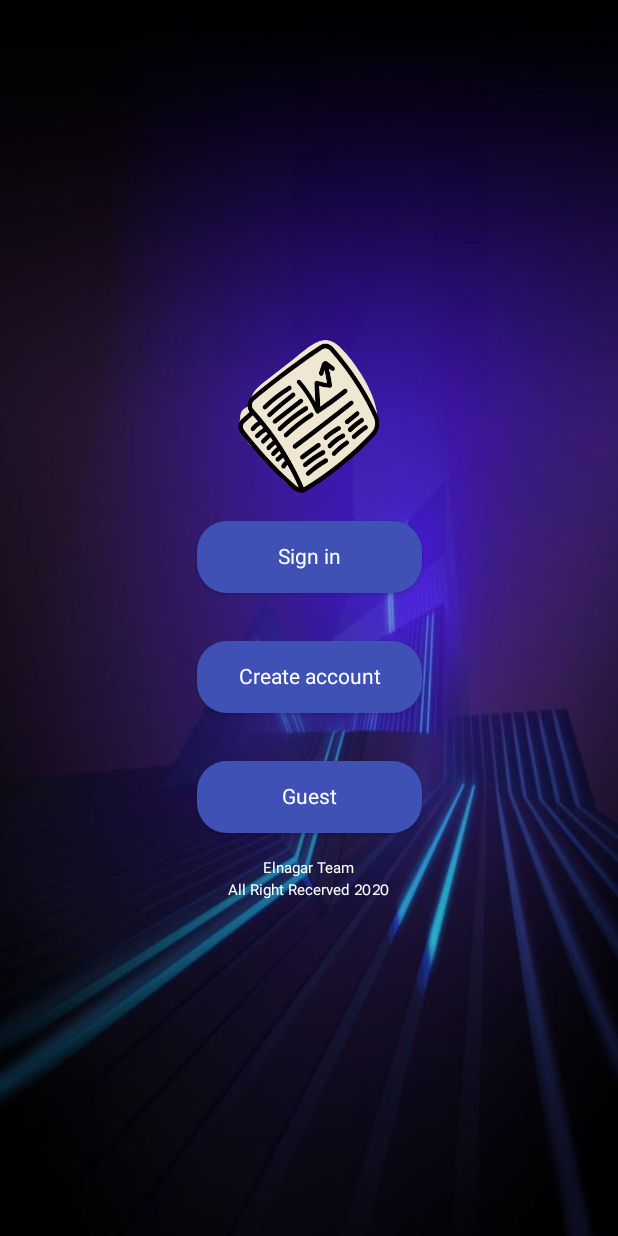
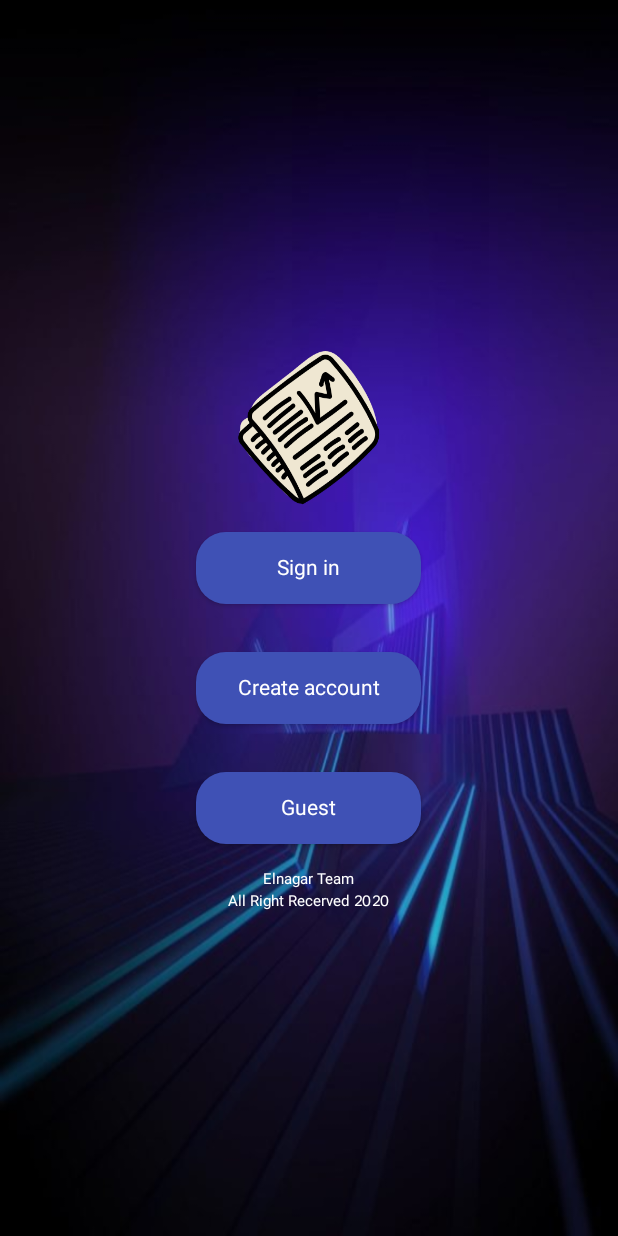
Before and after one commit to elnagar1/News, an Android app: the screen it shows after launch (HomeActivity), on a phone screen of 412 x 824 dp. Run offline under Robolectric (Android 15) with nearby library versions, the phone set to English and light mode, and no system bars; our stand-ins replace Firebase (no records; nobody signed in at launch, a user with empty details on screens opened directly).

Commit message:
News Application

```diff
--- a/app/src/main/java/com/example/news/WebServices/Api.java
+++ b/app/src/main/java/com/example/news/WebServices/Api.java
@@ -2,6 +2,7 @@ package com.example.news.WebServices;
 
 import com.example.news.Models.NewsModel;
 
+import io.reactivex.Observable;
 import retrofit2.Call;
 import retrofit2.http.GET;
 import retrofit2.http.Query;
@@ -9,6 +10,6 @@ import retrofit2.http.Query;
 public interface Api {
 
     @GET("top-headlines")
-    Call<NewsModel> getPosts(@Query("country") String country, @Query("category") String category, @Query("apiKey") String apikey);
+    Observable<NewsModel> getPosts(@Query("country") String country, @Query("category") String category, @Query("apiKey") String apikey);
 
 }
--- a/app/src/main/res/layout/activity_home.xml
+++ b/app/src/main/res/layout/activity_home.xml
@@ -7,21 +7,19 @@
     android:background="@drawable/back"
     android:clickable="true"
     android:gravity="center"
-    android:orientation="vertical"
-    >
+    android:orientation="vertical">
 
 
     <LinearLayout
         android:id="@+id/linearLayout5"
-        android:layout_width="wrap_content"
-        android:layout_height="wrap_content"
-        android:layout_marginTop="153dp"
-        android:layout_marginBottom="153dp"
+        android:layout_width="match_parent"
+        android:layout_height="match_parent"
+        android:layout_marginTop="16dp"
+        android:gravity="center"
         android:orientation="vertical"
-        android:padding="8dp"
         android:weightSum="7"
-        app:layout_constraintBottom_toBottomOf="parent"
         app:layout_constraintEnd_toEndOf="parent"
+        app:layout_constraintHorizontal_bias="0.0"
         app:layout_constraintStart_toStartOf="parent"
         app:layout_constraintTop_toTopOf="parent">
 
@@ -75,6 +73,7 @@
             android:background="@drawable/button_shape"
             android:elevation="5dp"
             android:fontFamily="@font/a"
+            android:gravity="center"
             android:text="@string/guest"
             android:textAllCaps="false"
             android:textAppearance="@style/TextAppearance.AppCompat.Button"
```
Also changed, not shown: app/build.gradle (+13 -3 lines), app/src/main/java/com/example/news/Adapters/MainAdapter.java (+5 -5 lines), app/src/main/java/com/example/news/WebServices/WebService.java (+6 -2 lines), app/src/main/java/com/example/news/ui/main/MainActivity.java (+13 -7 lines), app/src/main/java/com/example/news/ui/main/MainActivityViewModel.java (+8 -19 lines), app/src/main/java/com/example/news/utils/Utils.java (+7 -6 lines), 1 other file.
